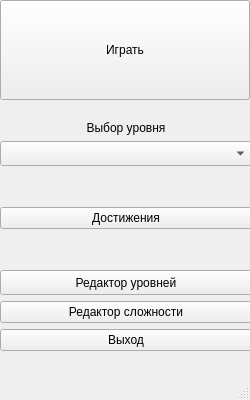
Old version of the form QT files/main.ui in the repository Peeperocka/Pythonic-Snake.
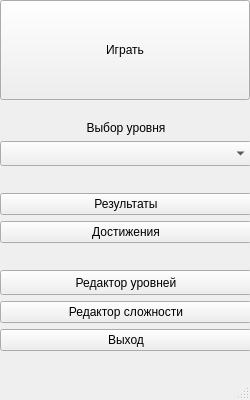
New version of the form.

What changed in the file:
```diff
--- a/QT files/main.ui
+++ b/QT files/main.ui
@@ -110,6 +110,13 @@
      <item>
       <widget class="QPushButton" name="scoresButton">
        <property name="text">
+        <string>Результаты</string>
+       </property>
+      </widget>
+     </item>
+     <item>
+      <widget class="QPushButton" name="achievementsButton">
+       <property name="text">
         <string>Достижения</string>
        </property>
       </widget>
```
